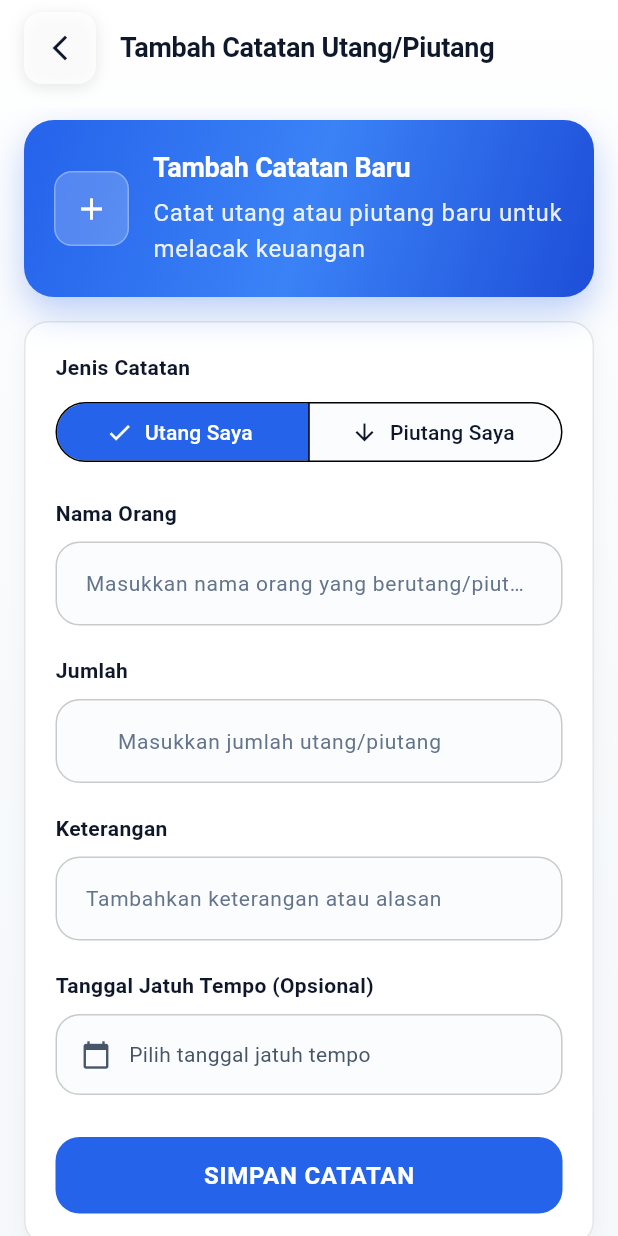
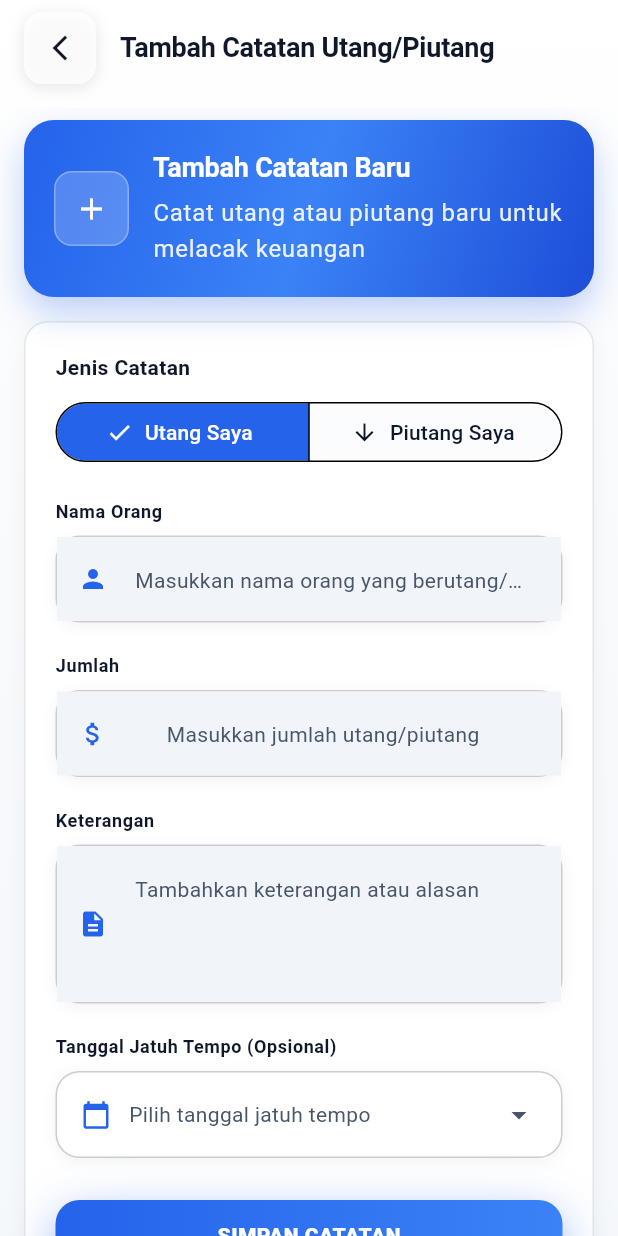
Before and after one commit to Syaha-Creator/finance_app, a Flutter app: the AddEditDebtPage screen opened by its route, on a phone screen of 412 x 824 dp. Run offline on Flutter 3.47's test engine with Material 3 defaults, Android fonts, the light colour scheme and no system bars; our stand-ins replace cloud_firestore, equatable, firebase_auth, firebase_core, firebase_storage, fl_chart and 7 more; accounts and stored records are empty.

Commit message:
refactor: update debt management feature
- Update debt models, repositories, providers, and pages

```diff
--- a/lib/features/debt/presentation/pages/add_edit_debt_page.dart
+++ b/lib/features/debt/presentation/pages/add_edit_debt_page.dart
@@ -1,10 +1,9 @@
 import 'package:flutter/material.dart';
-import 'package:flutter/services.dart';
 import 'package:flutter_riverpod/flutter_riverpod.dart';
 import 'package:intl/intl.dart';
 
 import '../../../../core/theme/app_colors.dart';
-import '../../../../core/utils/thousand_input_formatter.dart';
+import '../../../../core/widgets/widgets.dart';
 import '../../../authentication/presentation/providers/auth_providers.dart';
 import '../../data/models/debt_receivable_model.dart';
 import '../provider/debt_provider.dart';
@@ -54,21 +53,15 @@ class _AddEditDebtPageState extends ConsumerState<AddEditDebtPage> {
   }
 
   Future<void> _submitForm() async {
-    final scaffoldMessenger = ScaffoldMessenger.of(context);
-    final navigator = Navigator.of(context);
-
     if (_formKey.currentState!.validate()) {
       final amount = double.parse(_amountController.text.replaceAll('.', ''));
       final userId = ref.read(authStateChangesProvider).value?.uid;
 
       if (userId == null) {
-        scaffoldMessenger.showSnackBar(
-          const SnackBar(
-            content: Text(
-              'Error: Pengguna tidak ditemukan. Silakan login ulang.',
-            ),
-            backgroundColor: Colors.red,
-          ),
+        if (!mounted) return;
+        CoreSnackbar.showError(
+          context,
+          'Pengguna tidak ditemukan. Silakan login ulang.',
         );
         return;
       }
@@ -90,21 +83,12 @@ class _AddEditDebtPageState extends ConsumerState<AddEditDebtPage> {
             .read(debtControllerProvider.notifier)
             .updateDebt(updatedDebt);
 
+        if (!mounted) return;
         if (success) {
-          scaffoldMessenger.showSnackBar(
-            const SnackBar(
-              content: Text('Catatan berhasil diperbarui'),
-              backgroundColor: Colors.green,
-            ),
-          );
-          navigator.pop();
+          CoreSnackbar.showSuccess(context, 'Catatan berhasil diperbarui');
+          Navigator.of(context).pop();
         } else {
-          scaffoldMessenger.showSnackBar(
-            const SnackBar(
-              content: Text('Gagal memperbarui catatan'),
-              backgroundColor: Colors.red,
-            ),
-          );
+          CoreSnackbar.showError(context, 'Gagal memperbarui catatan');
         }
       } else {
         final newDebt = DebtReceivableModel(
@@ -122,21 +106,12 @@ class _AddEditDebtPageState extends ConsumerState<AddEditDebtPage> {
             .read(debtControllerProvider.notifier)
             .addDebt(newDebt);
 
+        if (!mounted) return;
         if (success) {
-          scaffoldMessenger.showSnackBar(
-            const SnackBar(
-              content: Text('Catatan berhasil disimpan'),
-              backgroundColor: Colors.green,
-            ),
-          );
-          navigator.pop();
+          CoreSnackbar.showSuccess(context, 'Catatan berhasil disimpan');
+          Navigator.of(context).pop();
         } else {
-          scaffoldMessenger.showSnackBar(
-            const SnackBar(
-              content: Text('Gagal menyimpan catatan'),
-              backgroundColor: Colors.red,
-            ),
-          );
+          CoreSnackbar.showError(context, 'Gagal menyimpan catatan');
         }
       }
     }
@@ -355,12 +330,11 @@ class _AddEditDebtPageState extends ConsumerState<AddEditDebtPage> {
             const SizedBox(height: 20),
 
             // Person Name Field
-            _buildTextField(
-              context,
-              theme,
+            CoreTextField(
               controller: _personNameController,
               label: 'Nama Orang',
               hint: 'Masukkan nama orang yang berutang/piutang',
+              icon: Icons.person,
               validator:
                   (v) =>
                       (v == null || v.isEmpty)
@@ -371,18 +345,10 @@ class _AddEditDebtPageState extends ConsumerState<AddEditDebtPage> {
             const SizedBox(height: 20),
 
             // Amount Field
-            _buildTextField(
-              context,
-              theme,
+            CoreAmountInput(
               controller: _amountController,
               label: 'Jumlah',
               hint: 'Masukkan jumlah utang/piutang',
-              prefixText: 'Rp ',
-              keyboardType: TextInputType.number,
-              inputFormatters: [
-                FilteringTextInputFormatter.digitsOnly,
-                ThousandInputFormatter(),
-              ],
               validator:
                   (v) =>
                       (v == null || v.isEmpty)
@@ -393,12 +359,12 @@ class _AddEditDebtPageState extends ConsumerState<AddEditDebtPage> {
             const SizedBox(height: 20),
 
             // Description Field
-            _buildTextField(
-              context,
-              theme,
+            CoreTextField(
               controller: _descriptionController,
               label: 'Keterangan',
               hint: 'Tambahkan keterangan atau alasan',
+              icon: Icons.description,
+              maxLines: 3,
               validator:
                   (v) =>
                       (v == null || v.isEmpty)
@@ -409,29 +375,26 @@ class _AddEditDebtPageState extends ConsumerState<AddEditDebtPage> {
             const SizedBox(height: 20),
 
             // Due Date Field
-            _buildDateField(context, theme),
+            CoreDatePicker(
+              selectedDate: _dueDate,
+              onDateSelected: (date) {
+                setState(() => _dueDate = date);
+              },
+              onClear: () {
+                setState(() => _dueDate = null);
+              },
+              label: 'Tanggal Jatuh Tempo (Opsional)',
+              hint: 'Pilih tanggal jatuh tempo',
+              firstDate: DateTime.now(),
+            ),
 
             const SizedBox(height: 28),
 
             // Submit Button
-            ElevatedButton(
-              onPressed: _isLoading ? null : _submitForm,
-              style: ElevatedButton.styleFrom(
-                backgroundColor: AppColors.primary,
-                foregroundColor: Colors.white,
-                padding: const EdgeInsets.symmetric(vertical: 16),
-                shape: RoundedRectangleBorder(
-                  borderRadius: BorderRadius.circular(16),
-                ),
-                elevation: 0,
-              ),
-              child: Text(
-                _isEditMode ? 'PERBARUI CATATAN' : 'SIMPAN CATATAN',
-                style: const TextStyle(
-                  fontSize: 16,
-                  fontWeight: FontWeight.bold,
-                ),
-              ),
+            CoreLoadingButton(
+              onPressed: _submitForm,
+              text: _isEditMode ? 'PERBARUI CATATAN' : 'SIMPAN CATATAN',
+              isLoading: _isLoading,
             ),
           ],
         ),
@@ -488,140 +451,4 @@ class _AddEditDebtPageState extends ConsumerState<AddEditDebtPage> {
       ],
     );
   }
-
-  Widget _buildTextField(
-    BuildContext context,
-    ThemeData theme, {
-    required TextEditingController controller,
-    required String label,
-    String? hint,
-    String? prefixText,
-    TextInputType? keyboardType,
-    List<TextInputFormatter>? inputFormatters,
-    String? Function(String?)? validator,
-  }) {
-    return Column(
-      crossAxisAlignment: CrossAxisAlignment.start,
-      children: [
-        Text(
-          label,
-          style: theme.textTheme.titleMedium?.copyWith(
-            fontWeight: FontWeight.w600,
-            color: theme.colorScheme.onSurface,
-          ),
-        ),
-        const SizedBox(height: 8),
-        TextFormField(
-          controller: controller,
-          keyboardType: keyboardType,
-          inputFormatters: inputFormatters,
-          validator: validator,
-          decoration: InputDecoration(
-            hintText: hint,
-            prefixText: prefixText,
-            filled: true,
-            fillColor: theme.colorScheme.surfaceContainerHighest.withValues(
-              alpha: 0.3,
-            ),
-            border: OutlineInputBorder(
-              borderRadius: BorderRadius.circular(16),
-              borderSide: BorderSide(
-                color: theme.colorScheme.outline.withValues(alpha: 0.2),
-              ),
-            ),
-            enabledBorder: OutlineInputBorder(
-              borderRadius: BorderRadius.circular(16),
-              borderSide: BorderSide(
-                color: theme.colorScheme.outline.withValues(alpha: 0.2),
-              ),
-            ),
-            focusedBorder: OutlineInputBorder(
-              borderRadius: BorderRadius.circular(16),
-              borderSide: const BorderSide(color: AppColors.primary, width: 2),
-            ),
-            contentPadding: const EdgeInsets.symmetric(
-              horizontal: 16,
-              vertical: 16,
-            ),
-          ),
-        ),
-      ],
-    );
-  }
-
-  Widget _buildDateField(BuildContext context, ThemeData theme) {
-    return Column(
-      crossAxisAlignment: CrossAxisAlignment.start,
-      children: [
-        Text(
-          'Tanggal Jatuh Tempo (Opsional)',
-          style: theme.textTheme.titleMedium?.copyWith(
-            fontWeight: FontWeight.w600,
-            color: theme.colorScheme.onSurface,
-          ),
-        ),
-        const SizedBox(height: 8),
-        InkWell(
-          onTap: () async {
-            final pickedDate = await showDatePicker(
-              context: context,
-              initialDate: _dueDate ?? DateTime.now(),
-              firstDate: DateTime.now(),
-              lastDate: DateTime(2101),
-            );
-            if (pickedDate != null) {
-              setState(() => _dueDate = pickedDate);
-            }
-          },
-          borderRadius: BorderRadius.circular(16),
-          child: Container(
-            padding: const EdgeInsets.symmetric(horizontal: 16, vertical: 16),
-            decoration: BoxDecoration(
-              color: theme.colorScheme.surfaceContainerHighest.withValues(
-                alpha: 0.3,
-              ),
-              borderRadius: BorderRadius.circular(16),
-              border: Border.all(
-                color: theme.colorScheme.outline.withValues(alpha: 0.2),
-              ),
-            ),
-            child: Row(
-              children: [
-                Icon(
-                  Icons.calendar_today,
-                  color: theme.colorScheme.onSurfaceVariant,
-                  size: 20,
-                ),
-                const SizedBox(width: 12),
-                Expanded(
-                  child: Text(
-                    _dueDate == null
-                        ? 'Pilih tanggal jatuh tempo'
-                        : DateFormat('dd MMMM yyyy', 'id_ID').format(_dueDate!),
-                    style: theme.textTheme.bodyMedium?.copyWith(
-                      color:
-                          _dueDate == null
-                              ? theme.colorScheme.onSurfaceVariant
-                              : theme.colorScheme.onSurface,
-                    ),
-                  ),
-                ),
-                if (_dueDate != null)
-                  IconButton(
-                    onPressed: () => setState(() => _dueDate = null),
-                    icon: Icon(
-                      Icons.clear,
-                      color: theme.colorScheme.onSurfaceVariant,
-                      size: 18,
-                    ),
-                    padding: EdgeInsets.zero,
-                    constraints: const BoxConstraints(),
-                  ),
-              ],
-            ),
-          ),
-        ),
-      ],
-    );
-  }
 }
```
